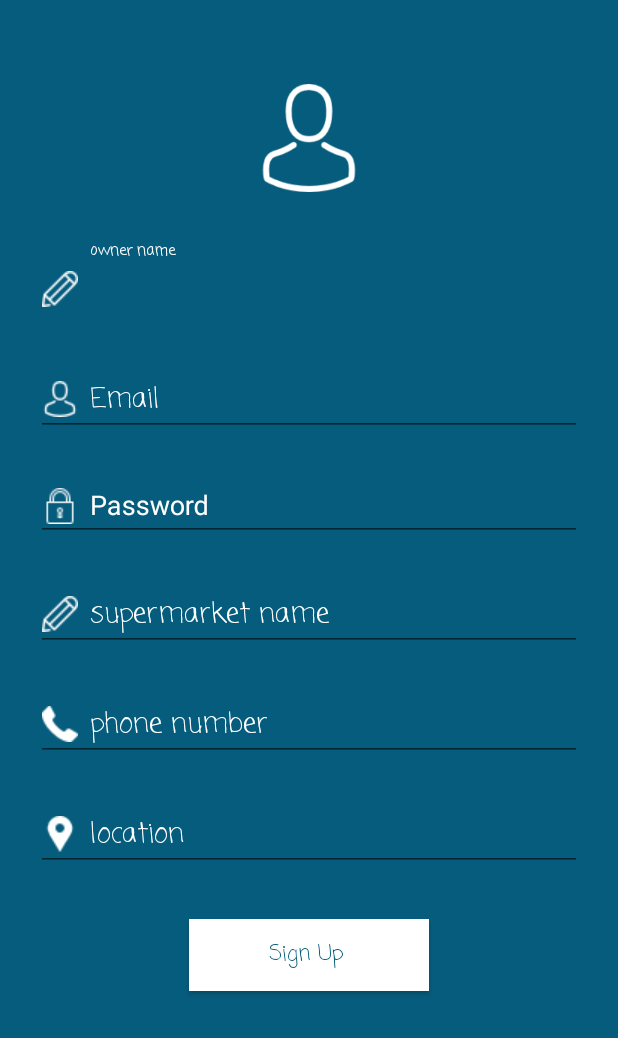
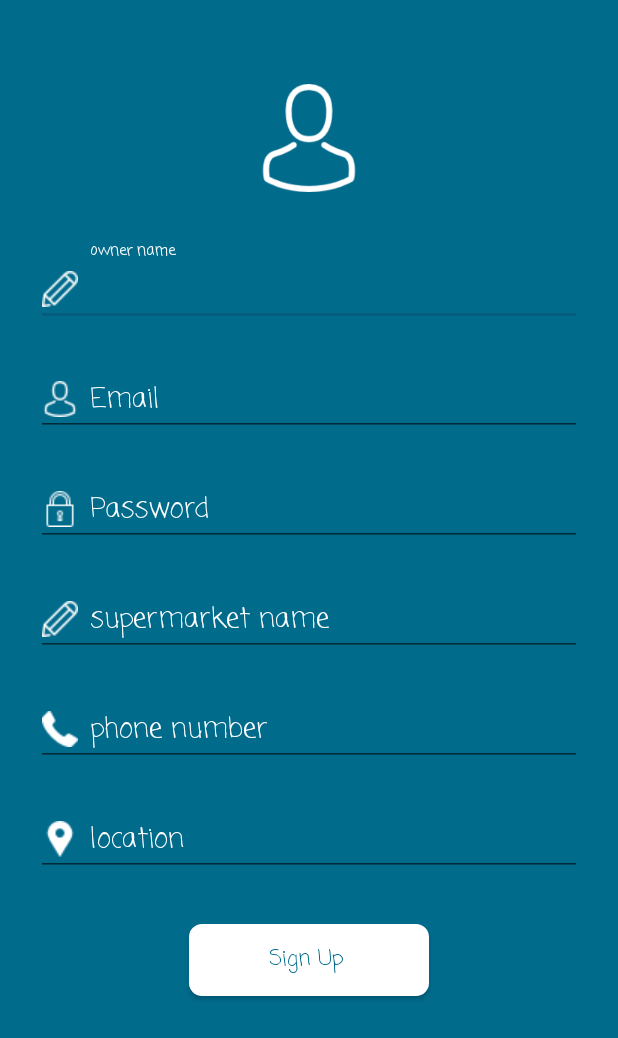
Before and after one commit to Mohammedkhaled95/MarketPlace, an Android app: the SignupActivity screen opened directly, with no data from a screen before it, on a phone screen of 412 x 824 dp. Shown: the top 1038 px of the screen. Run offline under Robolectric (Android 15) with nearby library versions, the phone set to English and light mode, and no system bars; our stand-ins replace Firebase (no records; nobody signed in at launch, a user with empty details on screens opened directly).

Commit message:
Rounded Corner Buttons

```diff
--- a/app/src/main/res/drawable/edit_text_background.xml
+++ /dev/null
@@ -1,5 +0,0 @@
-<shape xmlns:android="http://schemas.android.com/apk/res/android">
-    <stroke
-        android:width="2dp"
-        android:color="@color/colorWhite" />
-</shape>
--- /dev/null
+++ b/app/src/main/res/drawable/mybutton.xml
@@ -0,0 +1,24 @@
+<?xml version="1.0" encoding="utf-8"?>
+<selector xmlns:android="http://schemas.android.com/apk/res/android" >
+    <item android:state_pressed="true" >
+        <shape android:shape="rectangle"  >
+            <corners android:radius="8dip" />
+            <stroke android:width="1dip" android:color="#FFFFFF" />
+            <gradient android:angle="-90" android:startColor="#FFFFFF" android:endColor="#FFFFFF"  />
+        </shape>
+    </item>
+    <item android:state_focused="true">
+        <shape android:shape="rectangle"  >
+            <corners android:radius="8dip" />
+            <stroke android:width="1dip" android:color="#FFFFFF" />
+            <solid android:color="#FFFFFF"/>
+        </shape>
+    </item>
+    <item >
+        <shape android:shape="rectangle"  >
+            <corners android:radius="8dip" />
+            <stroke android:width="1dip" android:color="#FFFFFF" />
+            <gradient android:angle="-90" android:startColor="#FFFFFF" android:endColor="#FFFFFF" />
+        </shape>
+    </item>
+</selector>
--- a/app/src/main/res/layout/activity_login.xml
+++ b/app/src/main/res/layout/activity_login.xml
@@ -43,6 +43,8 @@
                 android:textColor="@color/colorWhite"
                 android:drawableLeft="@drawable/username_icon"
                 android:drawablePadding="8dp"
+                android:fontFamily="casual"
+
 
                 />
         </android.support.design.widget.TextInputLayout>
@@ -67,6 +69,8 @@
                 android:singleLine="true"
                 android:textColor="@color/colorWhite"
                 android:drawablePadding="8dp"
+                android:fontFamily="casual"
+
 
                 />
         </android.support.design.widget.TextInputLayout>
@@ -78,7 +82,7 @@
             android:layout_height="wrap_content"
             android:layout_marginBottom="24dp"
             android:layout_marginTop="24dp"
-            android:background="#FFFFFF"
+            android:background="@drawable/mybutton"
             android:padding="12dp"
             android:text="Login"
             android:textAllCaps="false"
@@ -86,6 +90,8 @@
             android:textSize="18sp"
             android:textStyle="bold"
             android:layout_gravity="center"
+            android:fontFamily="casual"
+
             />
 
        <LinearLayout
@@ -105,6 +111,8 @@
                android:textColor="@color/colorWhite"
                android:textSize="16dip"
                android:layout_marginTop="8dp"
+               android:fontFamily="casual"
+
 
                />
            <TextView
@@ -121,6 +129,7 @@
                android:layout_marginTop="8dp"
 
 
+
                />
        </LinearLayout>
 
--- a/app/src/main/res/layout/activity_signup.xml
+++ b/app/src/main/res/layout/activity_signup.xml
@@ -5,7 +5,8 @@
     android:layout_height="match_parent"
     xmlns:app="http://schemas.android.com/apk/res-auto"
     android:fitsSystemWindows="true"
-    android:background="@color/colorMain">
+    android:background="@color/colorMain"
+    >
 
 
     <LinearLayout
@@ -91,7 +92,9 @@
                 android:inputType="textPassword"
                 android:hint="Password"
                 android:drawableLeft="@drawable/password_icon"
-                android:drawablePadding="8dp"/>
+                android:drawablePadding="8dp"
+                android:fontFamily="casual"
+                />
 
         </android.support.design.widget.TextInputLayout>
 
@@ -180,11 +183,12 @@
             android:layout_marginBottom="24dp"
             android:layout_gravity="center"
             android:padding="12dp"
-            android:background="#FFFFFF"
+            android:background="@drawable/mybutton"
             android:textColor="@color/colorMain"
             android:text="Sign Up "
             android:textAllCaps="false"
             android:fontFamily="casual"
+
             />
 
 
--- a/app/src/main/res/values/colors.xml
+++ b/app/src/main/res/values/colors.xml
@@ -5,7 +5,7 @@
     <color name="colorAccent">#065C7C</color>
 
 
-    <color name="colorMain">#065C7C</color>
+    <color name="colorMain">#016B8C</color>
     <color name="colorRed">#ff0000</color>
     <color name="colorWhite">#FFFFFF</color>
 
```
